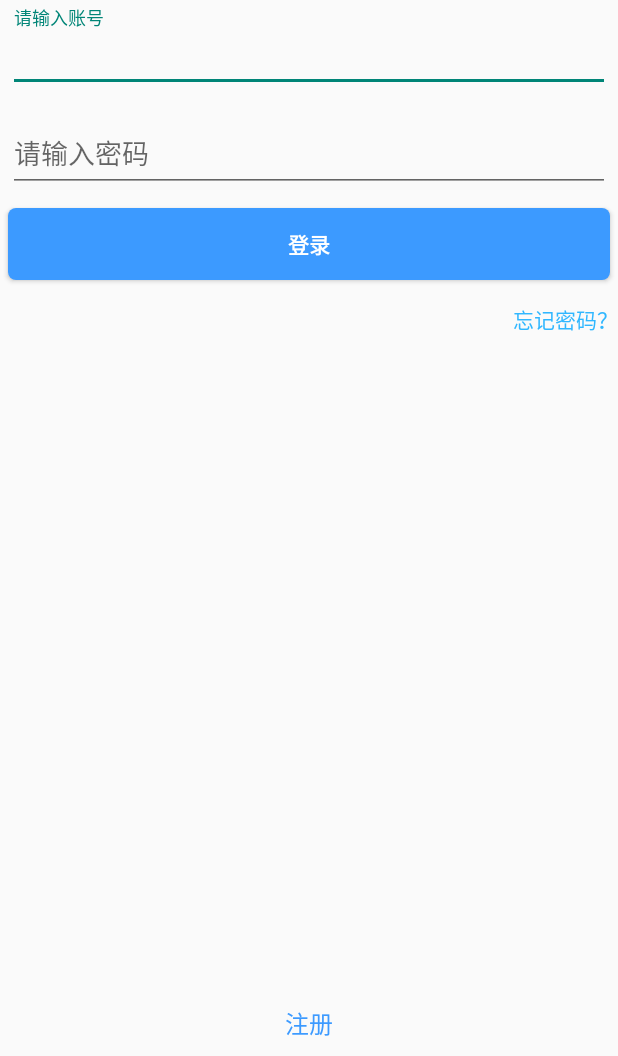
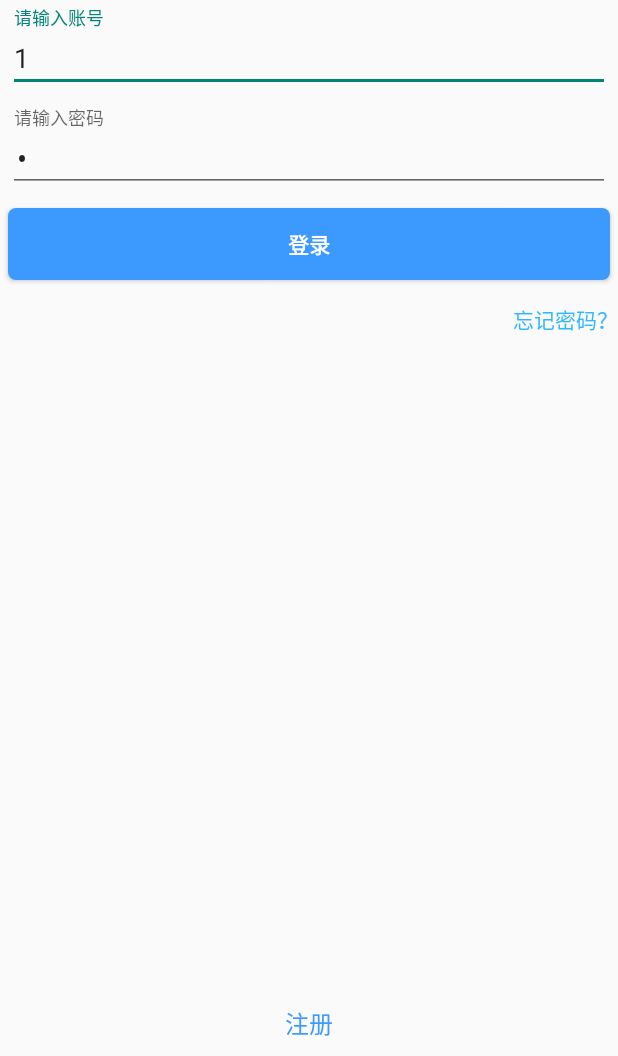
Before and after one commit to DGUT-Asiasoft-2013/Client_DIBIAOZUIQIANGTEAM, an Android app: the screen it shows after launch (LoginActivity), on a phone screen of 412 x 824 dp, the part 180-1236 px from its top. Run offline under Robolectric (Android 15) with nearby library versions, the phone set to English and light mode, and no system bars.

```diff
--- a/app/src/main/java/com/dgut/collegemarket/activity/LoginActivity.java
+++ b/app/src/main/java/com/dgut/collegemarket/activity/LoginActivity.java
@@ -1,8 +1,6 @@
 package com.dgut.collegemarket.activity;
 
-import android.app.AlertDialog;
 import android.app.ProgressDialog;
-import android.content.DialogInterface;
 import android.content.Intent;
 import android.support.v4.app.FragmentActivity;
 
@@ -72,6 +70,9 @@ public class LoginActivity extends FragmentActivity {
 
             }
         });
+
+        account.setLableText("1");
+        password.setLableText("1");
     }
 
     private void loginHttpRequest() {
@@ -119,7 +120,6 @@ public class LoginActivity extends FragmentActivity {
                     public void run() {
                         Toast.makeText(LoginActivity.this,"登录成功",Toast.LENGTH_SHORT).show();
                         Intent intent = new Intent(LoginActivity.this,MainActivity.class);
-                        intent.putExtra("user",user);
                         startActivity(intent);
                         finish();
                     }
--- a/app/src/main/java/com/dgut/collegemarket/fragment/InputCell/SimpleTextInputCellFragment.java
+++ b/app/src/main/java/com/dgut/collegemarket/fragment/InputCell/SimpleTextInputCellFragment.java
@@ -53,7 +53,7 @@ public class SimpleTextInputCellFragment extends BaseInputCelllFragment {
 
     @Override
     public void setLableText(String labletext) {
-        return;
+        edit.setText(labletext);
     }
 
     public void setHintText(String hintText) {
--- a/app/src/main/java/com/dgut/collegemarket/fragment/pages/MyProfileFragment.java
+++ b/app/src/main/java/com/dgut/collegemarket/fragment/pages/MyProfileFragment.java
@@ -137,8 +137,8 @@ public class MyProfileFragment extends Fragment {
                         tvName.setText(user.getName());
                         tvLevel.setText("Lv:"+ JudgeLevel.judege(user.getXp()));
                         tvXp.setText(user.getXp()+"/"+JudgeLevel.juderMax(user.getXp()));
+                        pbXp.setMax(JudgeLevel.juderMax(user.getXp()));
                         pbXp.setProgress(user.getXp());
-                        pbXp.setMax(JudgeLevel.juderMax(user.getXp()));
                     }
                 });
             }
```
Also changed, not shown: app/src/main/java/com/dgut/collegemarket/activity/UserInfoActivity.java (+8 -11 lines).
